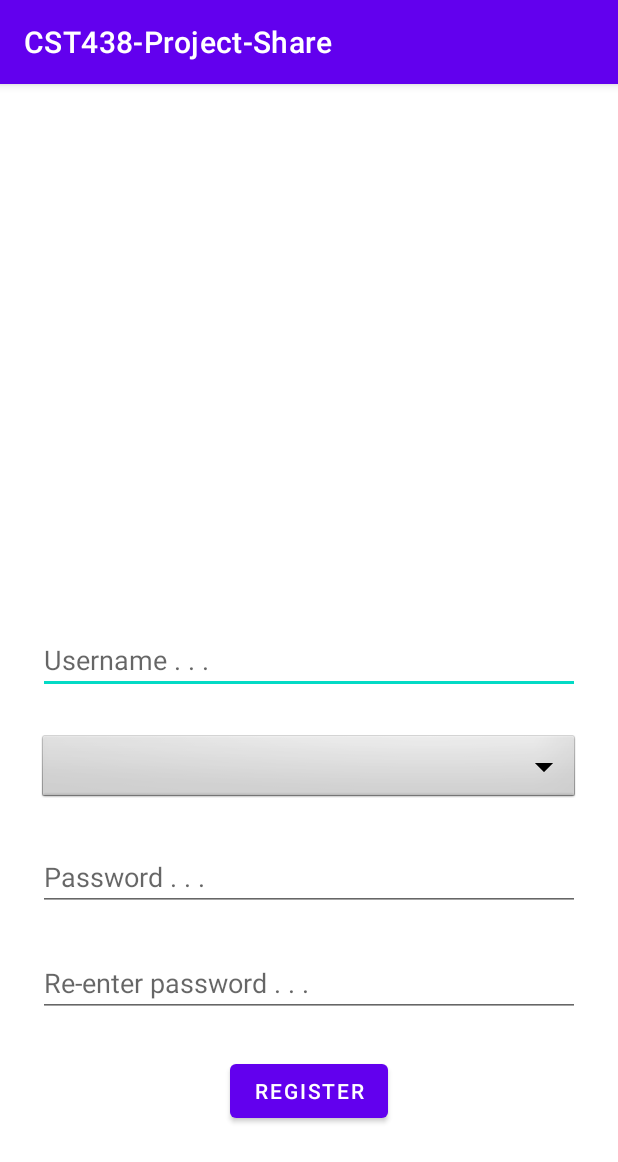
After one commit to larafonse/Project03-Group5, an Android app: the RegisterActivity screen opened directly, with no data from a screen before it, on a phone screen of 412 x 824 dp. The commit adds this screen. Shown: the top 1162 px of the screen. Run offline under Robolectric (Android 15) with nearby library versions, the phone set to English and light mode, and no system bars.

Commit message:
Created simple layout for register and connected buttons and edit text

```diff
--- a/CST438-Project-Share/app/src/main/AndroidManifest.xml
+++ b/CST438-Project-Share/app/src/main/AndroidManifest.xml
@@ -9,6 +9,7 @@
         android:roundIcon="@mipmap/ic_launcher_round"
         android:supportsRtl="true"
         android:theme="@style/Theme.CST438ProjectShare">
+        <activity android:name=".RegisterActivity"></activity>
         <activity android:name=".MainActivity">
             <intent-filter>
                 <action android:name="android.intent.action.MAIN" />
--- /dev/null
+++ b/CST438-Project-Share/app/src/main/java/com/example/cst438_project_share/RegisterActivity.java
@@ -0,0 +1,38 @@
+package com.example.cst438_project_share;
+
+import androidx.appcompat.app.AppCompatActivity;
+
+import android.os.Bundle;
+import android.view.View;
+import android.widget.Button;
+import android.widget.EditText;
+import android.widget.Spinner;
+
+public class RegisterActivity extends AppCompatActivity {
+
+    EditText username, password, repassword;
+    Spinner occupation;
+    Button register;
+
+    @Override
+    protected void onCreate(Bundle savedInstanceState) {
+        super.onCreate(savedInstanceState);
+        setContentView(R.layout.activity_register);
+
+        username = findViewById(R.id.Rusername);
+        password = findViewById(R.id.Rpassword);
+        repassword = findViewById(R.id.reRpassword);
+        occupation = findViewById(R.id.spinner1);
+        register = findViewById(R.id.registerBtn);
+
+        register.setOnClickListener(new View.OnClickListener() {
+            @Override
+            public void onClick(View view) {
+                String uName = username.getText().toString();
+                String uPassword = password.getText().toString();
+                String reuPassword = repassword.getText().toString();
+//                String uOccupation = occupation.get;
+            }
+        });
+    }
+}
--- /dev/null
+++ b/CST438-Project-Share/app/src/main/res/layout/activity_register.xml
@@ -0,0 +1,60 @@
+<?xml version="1.0" encoding="utf-8"?>
+<RelativeLayout xmlns:android="http://schemas.android.com/apk/res/android"
+    xmlns:app="http://schemas.android.com/apk/res-auto"
+    xmlns:tools="http://schemas.android.com/tools"
+    android:layout_width="match_parent"
+    android:layout_height="match_parent"
+    tools:context=".RegisterActivity">
+
+    <EditText
+        android:id="@+id/Rusername"
+        android:layout_width="match_parent"
+        android:layout_height="wrap_content"
+        android:hint="@string/username"
+        android:layout_marginRight="25dp"
+        android:layout_marginLeft="25dp"
+        android:layout_centerInParent="true"/>
+
+    <Spinner
+        android:id="@+id/spinner1"
+        android:layout_width="match_parent"
+        android:layout_height="wrap_content"
+        android:background="@android:drawable/btn_dropdown"
+        android:spinnerMode="dropdown"
+        android:layout_marginTop="25dp"
+        android:layout_marginLeft="25dp"
+        android:layout_marginRight="25dp"
+        android:layout_below="@+id/Rusername"
+        />
+
+    <EditText
+        android:id="@+id/Rpassword"
+        android:layout_width="match_parent"
+        android:layout_height="wrap_content"
+        android:hint="@string/password"
+        android:layout_marginRight="25dp"
+        android:layout_marginLeft="25dp"
+        android:layout_marginTop="25dp"
+        android:layout_below="@id/spinner1" />
+
+    <EditText
+        android:id="@+id/reRpassword"
+        android:layout_width="match_parent"
+        android:layout_height="wrap_content"
+        android:hint="@string/repassword"
+        android:layout_marginRight="25dp"
+        android:layout_marginLeft="25dp"
+        android:layout_marginTop="25dp"
+        android:layout_below="@id/Rpassword" />
+
+    <Button
+        android:id="@+id/registerBtn"
+        android:layout_width="wrap_content"
+        android:layout_height="wrap_content"
+        android:textColor="@color/white"
+        android:layout_below="@+id/reRpassword"
+        android:layout_centerInParent="true"
+        android:layout_marginTop="25dp"
+        android:text="@string/Register"/>
+
+</RelativeLayout>
--- a/CST438-Project-Share/app/src/main/res/values/strings.xml
+++ b/CST438-Project-Share/app/src/main/res/values/strings.xml
@@ -1,3 +1,7 @@
 <resources>
     <string name="app_name">CST438-Project-Share</string>
+    <string name="username">Username . . .</string>
+    <string name="password">Password . . .</string>
+    <string name="repassword">Re-enter password . . .</string>
+    <string name="Register">register</string>
 </resources>
```
